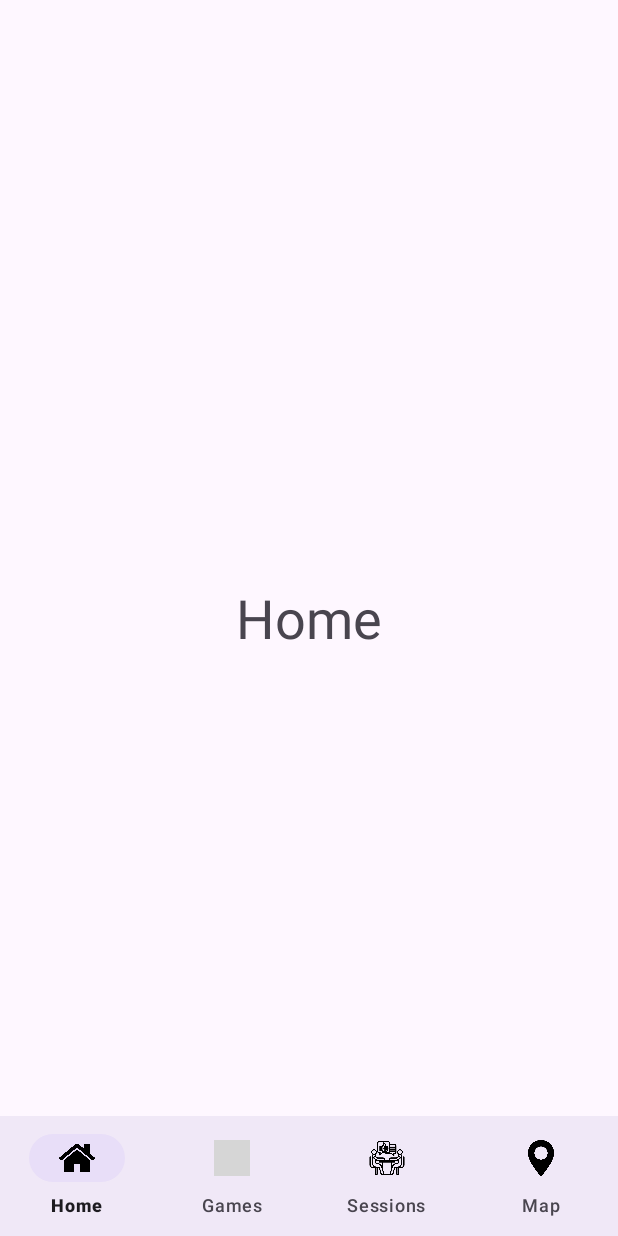
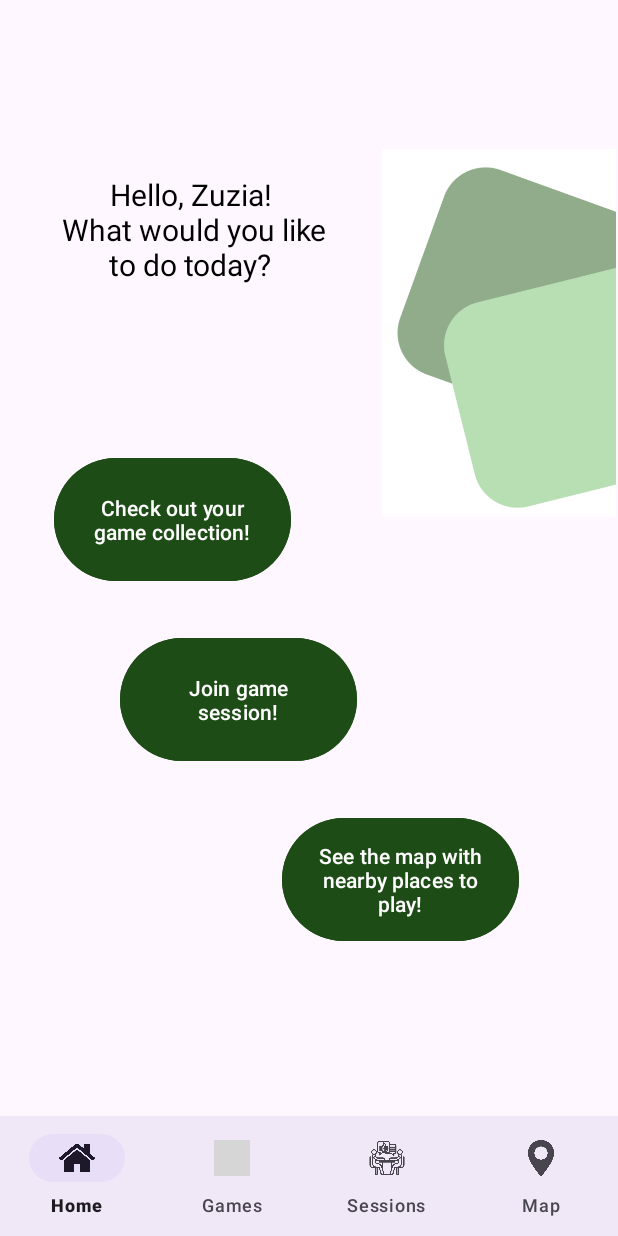
Before and after one commit to zuziaAug/BoardGame-MeetUp, an Android app: the screen it shows after launch (HomeActivity), on a phone screen of 412 x 824 dp. Run offline under Robolectric (Android 15) with nearby library versions, the phone set to English and light mode, and no system bars; grey boxes are pictures that could not be loaded.

Commit message:
Add HomeActivity layout and fuctionality

```diff
--- a/app/src/main/java/dam_a52174/boardgamemeetup/ui/HomeActivity.kt
+++ b/app/src/main/java/dam_a52174/boardgamemeetup/ui/HomeActivity.kt
@@ -1,15 +1,47 @@
 package dam_a52174.boardgamemeetup.ui
 
+import android.content.Intent
 import android.os.Bundle
+import android.widget.Button
 import dam_a52174.boardgamemeetup.R
 
 class HomeActivity : BottomNavActivity() {
+
     override fun onCreate(savedInstanceState: Bundle?) {
         super.onCreate(savedInstanceState)
+        setContentView(contentViewId)
+
+        // Set up button click listeners
+        setupButtonListeners()
+    }
+
+    // Function to set up button listeners
+    private fun setupButtonListeners() {
+        // Find the buttons from the layout
+        val buttonGames = findViewById<Button>(R.id.button_games)
+        val buttonSessions = findViewById<Button>(R.id.button_sessions)
+        val buttonMap = findViewById<Button>(R.id.button_map)
+
+        // Set up click listeners
+        buttonGames.setOnClickListener {
+            // Navigate to GamesActivity
+            startActivity(Intent(this, GamesActivity::class.java))
+        }
+
+        buttonSessions.setOnClickListener {
+            // Navigate to SessionsActivity
+            startActivity(Intent(this, SessionsActivity::class.java))
+        }
+
+        buttonMap.setOnClickListener {
+            // Navigate to MapActivity
+            startActivity(Intent(this, MapActivity::class.java))
+        }
     }
 
     override val contentViewId: Int
         get() = R.layout.activity_home
+
     override val navigationMenuItemId: Int
         get() = R.id.navigation_home
 }
--- a/app/src/main/res/layout/activity_home.xml
+++ b/app/src/main/res/layout/activity_home.xml
@@ -1,25 +1,106 @@
 <?xml version="1.0" encoding="utf-8"?>
-<RelativeLayout
-    xmlns:android="http://schemas.android.com/apk/res/android"
+<androidx.constraintlayout.widget.ConstraintLayout xmlns:android="http://schemas.android.com/apk/res/android"
+    xmlns:app="http://schemas.android.com/apk/res-auto"
     xmlns:tools="http://schemas.android.com/tools"
     android:id="@+id/container"
-    tools:context=".ui.HomeActivity"
     android:layout_width="match_parent"
-    android:layout_height="wrap_content"
-    xmlns:app="http://schemas.android.com/apk/res-auto"
-    android:orientation="vertical">
+    android:layout_height="match_parent"
+    android:orientation="vertical"
+    tools:context=".ui.HomeActivity">
+
     <TextView
-        android:layout_width="wrap_content"
+        android:id="@+id/text_home"
+        android:layout_width="181dp"
         android:layout_height="wrap_content"
-        android:text="@string/app_bottomtabbar_home_title"
-        android:layout_centerInParent="true"
-        android:textSize="36sp" />
+        android:layout_marginStart="36dp"
+        android:layout_marginTop="80dp"
+        android:layout_marginEnd="10dp"
+        android:layout_marginBottom="10dp"
+        android:textAlignment="center"
+        android:textSize="20sp"
+        android:textColor="@color/black"
+        android:text="@string/welcome_text"
+        app:layout_constraintBottom_toTopOf="@+id/button_games"
+        app:layout_constraintEnd_toStartOf="@+id/deco"
+        app:layout_constraintHorizontal_bias="0.0"
+        app:layout_constraintStart_toStartOf="parent"
+        app:layout_constraintTop_toTopOf="parent"
+        app:layout_constraintVertical_bias="0.26" />
+
+    <ImageView
+        android:id="@+id/deco"
+        android:layout_width="156dp"
+        android:layout_height="272dp"
+        android:layout_marginStart="10dp"
+        android:layout_marginEnd="1dp"
+        android:contentDescription="@string/deco"
+        android:src="@drawable/deco"
+        app:layout_constraintBottom_toBottomOf="parent"
+        app:layout_constraintEnd_toEndOf="parent"
+        app:layout_constraintHorizontal_bias="1.0"
+        app:layout_constraintStart_toEndOf="@+id/text_home"
+        app:layout_constraintStart_toStartOf="parent"
+        app:layout_constraintTop_toTopOf="parent"
+        app:layout_constraintVertical_bias="0.156" />
+
+    <Button
+        android:id="@+id/button_games"
+        android:layout_width="158dp"
+        android:layout_height="90dp"
+        android:layout_marginStart="36dp"
+        android:layout_marginTop="10dp"
+        android:layout_marginEnd="42dp"
+        android:layout_marginBottom="30dp"
+        android:text="@string/button_games_text"
+        android:backgroundTint="@color/dark_green"
+        app:layout_constraintBottom_toTopOf="@+id/button_sessions"
+        app:layout_constraintEnd_toStartOf="@+id/deco"
+        app:layout_constraintHorizontal_bias="0.0"
+        app:layout_constraintStart_toStartOf="parent"
+        app:layout_constraintTop_toBottomOf="@+id/text_home"
+        app:layout_constraintTop_toTopOf="parent"
+        app:layout_constraintVertical_bias="1.0" />
+
+    <Button
+        android:id="@+id/button_sessions"
+        android:layout_width="158dp"
+        android:layout_height="90dp"
+        android:layout_marginStart="80dp"
+        android:layout_marginTop="10dp"
+        android:layout_marginEnd="155dp"
+        android:layout_marginBottom="30dp"
+        android:text="@string/button_sessions_text"
+        android:backgroundTint="@color/dark_green"
+        app:layout_constraintBottom_toTopOf="@+id/button_map"
+        app:layout_constraintEnd_toEndOf="parent"
+        app:layout_constraintHorizontal_bias="0.0"
+        app:layout_constraintStart_toStartOf="parent"
+        app:layout_constraintTop_toBottomOf="@+id/button_games"
+        app:layout_constraintTop_toTopOf="parent"
+        app:layout_constraintVertical_bias="1.0" />
+
+    <Button
+        android:id="@+id/button_map"
+        android:layout_width="158dp"
+        android:layout_height="90dp"
+        android:layout_marginStart="169dp"
+        android:layout_marginEnd="66dp"
+        android:layout_marginBottom="10dp"
+        android:text="@string/button_map_text"
+        android:backgroundTint="@color/dark_green"
+        app:layout_constraintBottom_toBottomOf="parent"
+        app:layout_constraintEnd_toEndOf="parent"
+        app:layout_constraintHorizontal_bias="1.0"
+        app:layout_constraintStart_toStartOf="parent"
+        app:layout_constraintTop_toBottomOf="@+id/deco"
+        tools:ignore="TextSizeCheck" />
 
     <include
         android:id="@+id/navigation"
         layout="@layout/bottomnavigation"
         android:layout_width="match_parent"
         android:layout_height="wrap_content"
-        android:layout_alignParentBottom="true" />
+        app:layout_constraintBottom_toBottomOf="parent"
+        app:layout_constraintStart_toStartOf="parent" />
 
-</RelativeLayout>
+</androidx.constraintlayout.widget.ConstraintLayout>
--- a/app/src/main/res/values/strings.xml
+++ b/app/src/main/res/values/strings.xml
@@ -11,6 +11,7 @@
     <string name="button_games_text">Check out your game collection!</string>
     <string name="button_sessions_text">Join game session!</string>
     <string name="button_map_text">See the map with nearby places to play!</string>
+    <string name="welcome_text">Hello, Zuzia!\n What would you like to do today?</string>
     <string name="deco">Deco</string>
     <string name="map">Map</string>
     <string name="search_place">Search for a place</string>
```
Also changed, not shown: app/src/main/java/dam_a52174/boardgamemeetup/ui/MapFragment.kt (added, +91 -0 lines).
